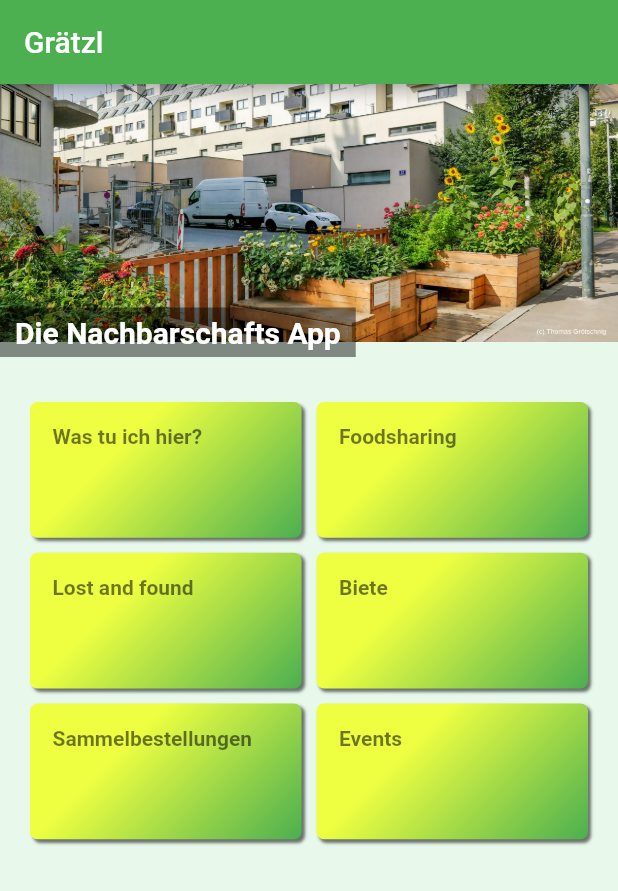
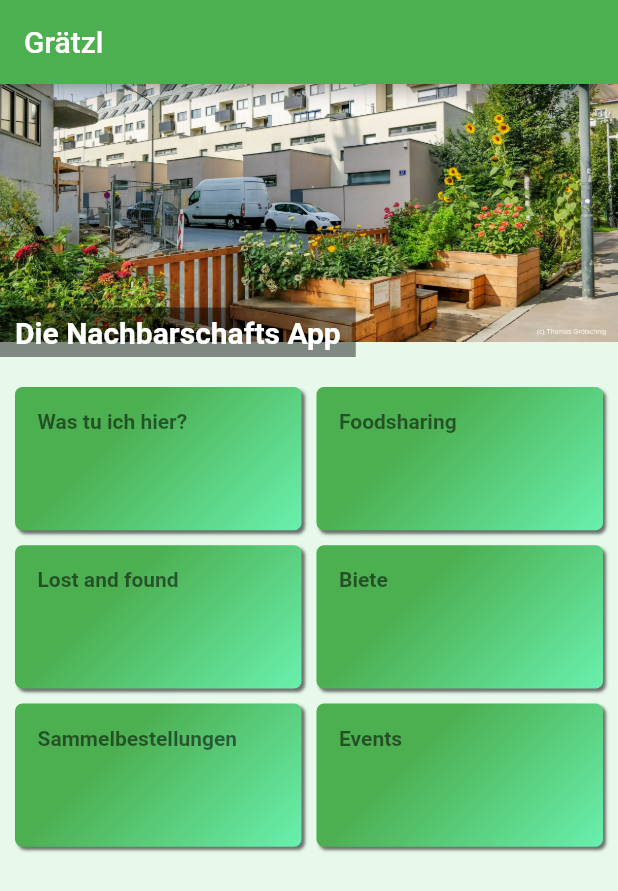
Before and after one commit to chrii/graetzl, a Flutter app: the screen it shows after launch, on a phone screen of 412 x 824 dp. Shown: the top 891 px of the screen. Run offline on Flutter 3.47's test engine with Material 2 defaults, Android fonts, the phone set to English and light mode, and no system bars.

Commit message:
Color changed, padding resized

```diff
--- a/lib/routes/home.dart
+++ b/lib/routes/home.dart
@@ -91,7 +91,7 @@ class Home extends StatelessWidget with DeviceSpecificMedia {
                   crossAxisSpacing: 10.0,
                   mainAxisSpacing: 10.0,
                 ),
-                padding: EdgeInsets.all(20.0),
+                padding: EdgeInsets.all(10.0),
                 children: <Widget>[
                   ...MAIN_MENU
                       .map(
--- a/lib/widgets/menu/home_menu_element.dart
+++ b/lib/widgets/menu/home_menu_element.dart
@@ -64,8 +64,8 @@ class HomeMenuElement extends StatelessWidget {
           ],
           borderRadius: BorderRadius.circular(5.0),
           gradient: LinearGradient(colors: [
+            Colors.greenAccent,
             Colors.green,
-            Colors.limeAccent,
           ], begin: Alignment.bottomRight, end: Alignment.topCenter),
         ),
       ),
```
